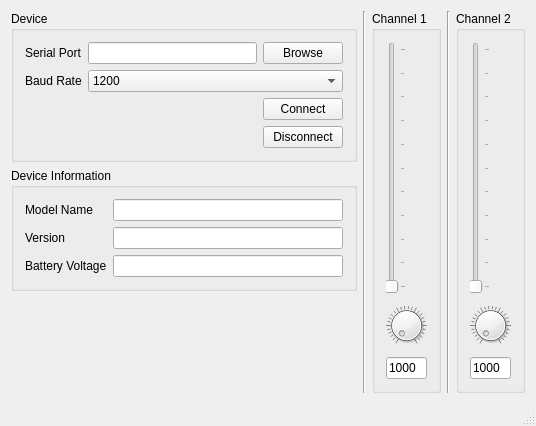
The window that src/mainwindow.ui (archnemesis/ServoController) describes before a commit, drawn with Qt 5.
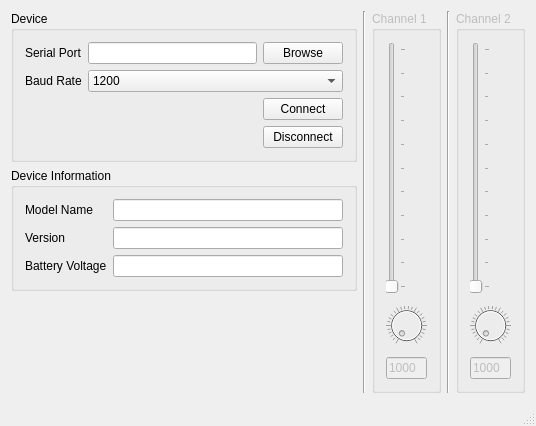
The same window after the commit.

The edit to the form file:
```diff
--- a/src/mainwindow.ui
+++ b/src/mainwindow.ui
@@ -217,7 +217,10 @@
      </widget>
     </item>
     <item>
-     <widget class="QGroupBox" name="groupBox">
+     <widget class="QGroupBox" name="grpChannel1">
+      <property name="enabled">
+       <bool>false</bool>
+      </property>
       <property name="title">
        <string>Channel 1</string>
       </property>
@@ -314,7 +317,10 @@
      </widget>
     </item>
     <item>
-     <widget class="QGroupBox" name="groupBox_2">
+     <widget class="QGroupBox" name="grpChannel2">
+      <property name="enabled">
+       <bool>false</bool>
+      </property>
       <property name="title">
        <string>Channel 2</string>
       </property>
```
Left out of the diff: 2 changed lines with no effect on the pictures.
